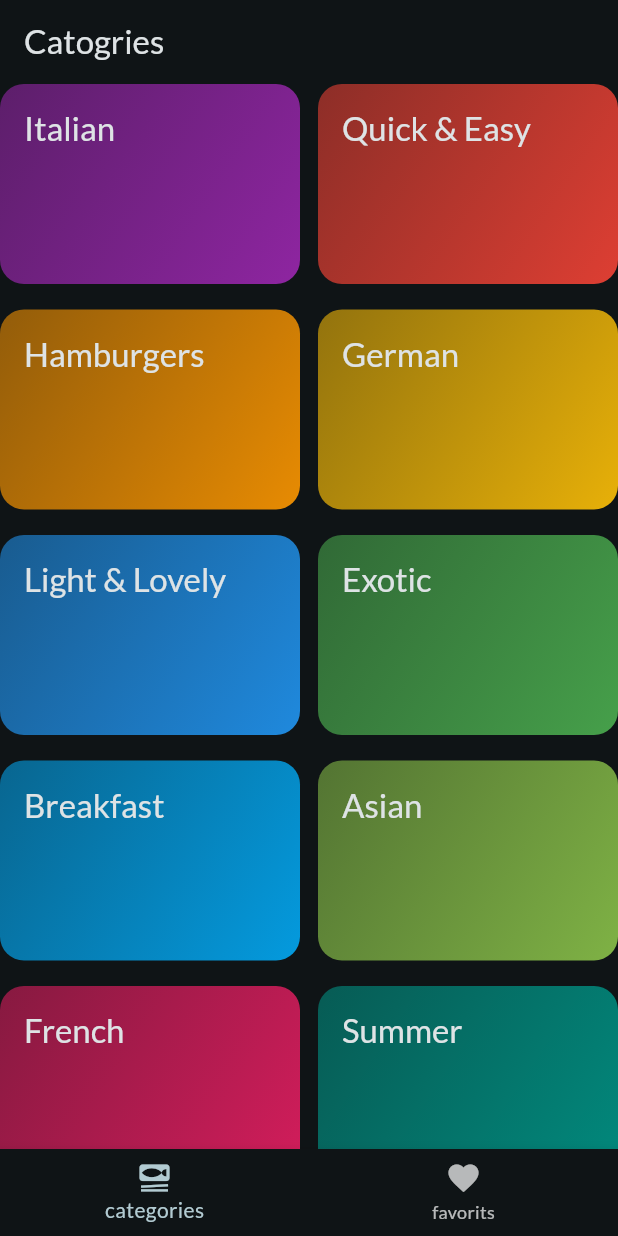
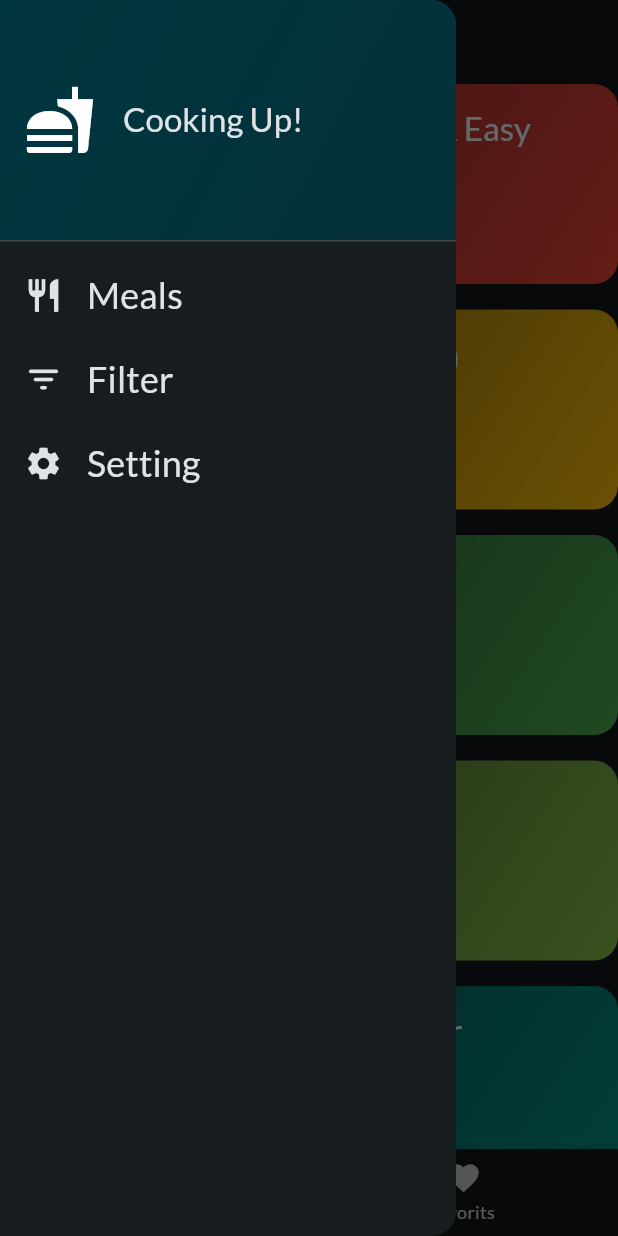
Before and after one commit to MDREZA110/meal_app, a Flutter app: the screen it shows after launch, with the side drawer open (before the commit the screen has no drawer), on a phone screen of 412 x 824 dp. Run offline on Flutter 3.47's test engine with Material 3 defaults, Android fonts, the phone set to English and light mode, and no system bars; our stand-ins replace google_fonts, transparent_image.

Commit message:
filtter button added

```diff
--- a/lib/main.dart
+++ b/lib/main.dart
@@ -21,6 +21,7 @@ class App extends StatelessWidget {
   @override
   Widget build(BuildContext context) {
     return MaterialApp(
+
       debugShowCheckedModeBanner: false,
       theme: theme,
       home: const TabScreen(),
--- /dev/null
+++ b/lib/widget/main_drawer.dart
@@ -0,0 +1,97 @@
+import 'package:flutter/material.dart';
+
+class MainDrawer extends StatelessWidget {
+  const MainDrawer({super.key, required this.onSelectScreen});
+
+  final void Function(String identifire) onSelectScreen;
+
+  @override
+  Widget build(BuildContext context) {
+    return Drawer(
+      child: Column(
+        children: [
+          DrawerHeader(
+            padding: const EdgeInsets.all(16),
+            decoration: BoxDecoration(
+              gradient: LinearGradient(
+                colors: [
+                  Theme.of(context).colorScheme.onPrimary,
+                  Theme.of(context).colorScheme.onPrimary.withOpacity(0.8)
+                ],
+                begin: Alignment.topLeft,
+                end: Alignment.bottomRight,
+              ),
+            ),
+            child: Row(
+              children: [
+                const Icon(
+                  Icons.fastfood,
+                  size: 48,
+                ),
+                const SizedBox(width: 18),
+                Text(
+                  "Cooking Up!",
+                  style: Theme.of(context).textTheme.titleLarge!.copyWith(
+                        color: Theme.of(context).colorScheme.onSurface,
+                      ),
+                )
+              ],
+            ),
+          ),
+          // ignore: prefer_const_constructors
+          ListTile(
+            leading: Icon(
+              Icons.restaurant,
+              size: 26,
+              color: Theme.of(context).colorScheme.onSurface,
+            ),
+            title: Text(
+              "Meals",
+              style: Theme.of(context).textTheme.titleSmall!.copyWith(
+                    color: Theme.of(context).colorScheme.onSurface,
+                    fontSize: 24,
+                  ),
+            ),
+            onTap: () {
+             onSelectScreen('meals');
+           },
+          ),
+          ListTile(
+            leading: Icon(
+              Icons.filter_list_rounded,
+              size: 26,
+              color: Theme.of(context).colorScheme.onSurface,
+            ),
+            title: Text(
+              "Filter",
+              style: Theme.of(context).textTheme.titleSmall!.copyWith(
+                    color: Theme.of(context).colorScheme.onSurface,
+                    fontSize: 24,
+                  ),
+            ),
+            onTap: () {
+              onSelectScreen('filters');
+                           //onSelectScreen('Filters');
+            },
+          ),
+
+          ListTile(
+            leading: Icon(
+              Icons.settings,
+              size: 26,
+              color: Theme.of(context).colorScheme.onSurface,
+            ),
+            title: Text(
+              "Setting",
+              style: Theme.of(context).textTheme.titleSmall!.copyWith(
+                    color: Theme.of(context).colorScheme.onSurface,
+                    fontSize: 24,
+                  ),
+            ),
+            onTap: () {},
+          ),
+        ],
+      ),
+    );
+  }
+}
--- a/pubspec.yaml
+++ b/pubspec.yaml
@@ -46,7 +46,7 @@ dev_dependencies:
   # activated in the `analysis_options.yaml` file located at the root of your
   # package. See that file for information about deactivating specific lint
   # rules and activating additional ones.
-  flutter_lints: ^2.0.0
+  flutter_lints: ^4.0.0
 
 # For information on the generic Dart part of this file, see the
 # following page: https://dart.dev/tools/pub/pubspec
```
Also changed, not shown: lib/screens/categories.dart (+9 -9 lines), lib/screens/filters.dart (added, +56 -0 lines), lib/screens/tabs.dart (+45 -4 lines), pubspec.lock.
